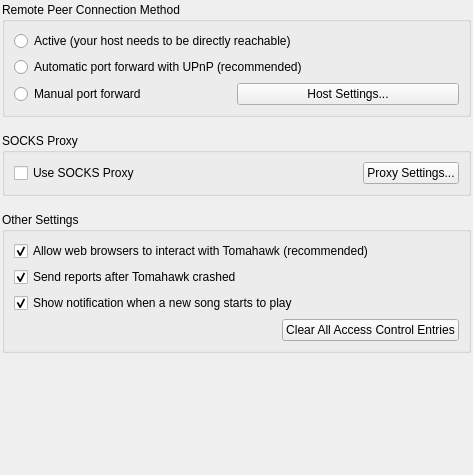
First picture: the form in src/tomahawk/dialogs/Settings_Advanced.ui, repository tomahawk-player/tomahawk, before the edit.
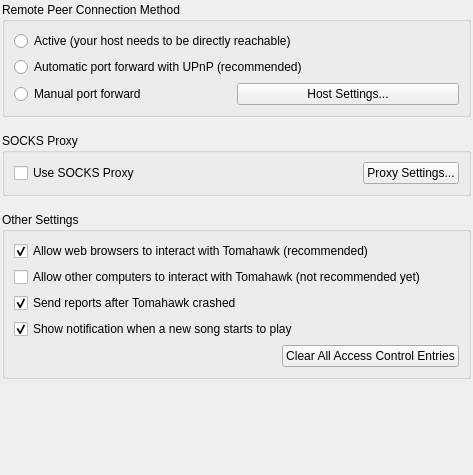
Second picture: the form after the edit.

Commit message: Add setting to let playdar/remote api listen on all IPs

Patch:
```diff
--- a/src/tomahawk/dialogs/Settings_Advanced.ui
+++ b/src/tomahawk/dialogs/Settings_Advanced.ui
@@ -175,6 +175,19 @@
         </property>
        </widget>
       </item>
+      <item>
+       <widget class="QCheckBox" name="checkBoxListenApi">
+        <property name="layoutDirection">
+         <enum>Qt::LeftToRight</enum>
+        </property>
+        <property name="text">
+         <string>Allow other computers to interact with Tomahawk (not recommended yet)</string>
+        </property>
+        <property name="checked">
+         <bool>false</bool>
+        </property>
+       </widget>
+      </item>
       <item>
        <widget class="QCheckBox" name="checkBoxReporter">
         <property name="layoutDirection">
```
The commit also changes 4 other files.
